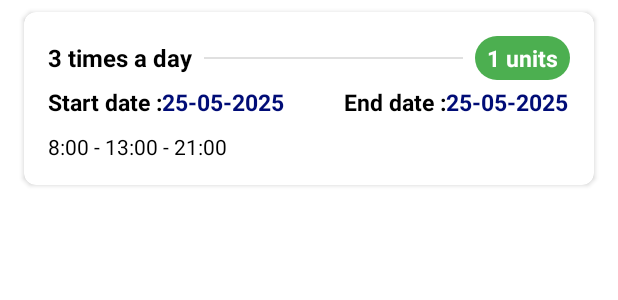
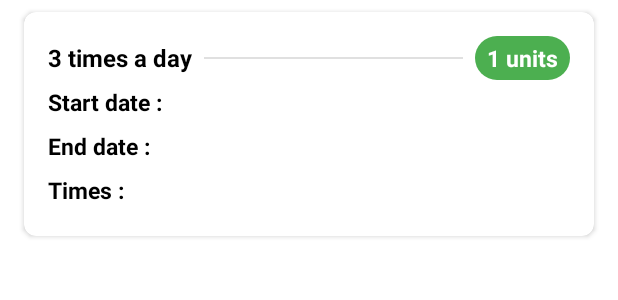
Before and after one commit to MedBen02/MedRemiderApp, an Android app: the layout basic_reminder_item.xml on its own in the app's theme, with its tools: preview values and no code run, on a phone screen of 412 x 824 dp. Shown: the top 300 px of the screen. Run offline under Robolectric (Android 15) with nearby library versions, the phone set to English and light mode, and no system bars.

```diff
--- a/app/src/main/java/com/mobileapp/medremiderapp/database/MedicineDao.java
+++ b/app/src/main/java/com/mobileapp/medremiderapp/database/MedicineDao.java
@@ -5,8 +5,10 @@ import androidx.room.Dao;
 import androidx.room.Delete;
 import androidx.room.Insert;
 import androidx.room.Query;
+import androidx.room.Transaction;
 import androidx.room.Update;
 
+import com.mobileapp.medremiderapp.model.DataFlowModels.ReminderWithNotifications;
 import com.mobileapp.medremiderapp.model.Medicine;
 import java.util.List;
 
@@ -36,4 +38,8 @@ public interface MedicineDao {
     @Query("SELECT * FROM Medicines WHERE userId = :userId")
     LiveData<List<Medicine>> getMedicinesByUserId(int userId);
 
+    @Transaction
+    @Query("SELECT * FROM reminders WHERE medicineId = :medicineId")
+    LiveData<List<ReminderWithNotifications>> getRemindersWithNotifications(int medicineId);
+
 }
--- a/app/src/main/java/com/mobileapp/medremiderapp/repository/MedicineRepository.java
+++ b/app/src/main/java/com/mobileapp/medremiderapp/repository/MedicineRepository.java
@@ -4,6 +4,7 @@ import android.app.Application;
 import androidx.lifecycle.LiveData;
 import com.mobileapp.medremiderapp.database.AppDatabase;
 import com.mobileapp.medremiderapp.database.MedicineDao;
+import com.mobileapp.medremiderapp.model.DataFlowModels.ReminderWithNotifications;
 import com.mobileapp.medremiderapp.model.Medicine;
 import java.util.List;
 
@@ -37,4 +38,8 @@ public class MedicineRepository {
     public void delete(Medicine medicine) {
         new Thread(() -> medicineDao.delete(medicine)).start();
     }
+
+    public LiveData<List<ReminderWithNotifications>> getRemindersWithNotifications(int medicineId) {
+        return medicineDao.getRemindersWithNotifications(medicineId);
+    }
 }
--- a/app/src/main/java/com/mobileapp/medremiderapp/viewmodels/MedicineViewModel.java
+++ b/app/src/main/java/com/mobileapp/medremiderapp/viewmodels/MedicineViewModel.java
@@ -3,6 +3,8 @@ package com.mobileapp.medremiderapp.viewmodels;
 import android.app.Application;
 import androidx.lifecycle.AndroidViewModel;
 import androidx.lifecycle.LiveData;
+
+import com.mobileapp.medremiderapp.model.DataFlowModels.ReminderWithNotifications;
 import com.mobileapp.medremiderapp.model.Medicine;
 import com.mobileapp.medremiderapp.repository.MedicineRepository;
 import java.util.List;
@@ -39,4 +41,8 @@ public class MedicineViewModel extends AndroidViewModel {
     public LiveData<List<Medicine>> getMedicinesForCurrentUser() {
         return repository.getMedicinesByUserId(currentUserId);
     }
+
+    public LiveData<List<ReminderWithNotifications>> getRemindersWithNotifications(int medicineId) {
+        return repository.getRemindersWithNotifications(medicineId);
+    }
 }
--- a/app/src/main/java/com/mobileapp/medremiderapp/viewmodels/ReminderViewModel.java
+++ b/app/src/main/java/com/mobileapp/medremiderapp/viewmodels/ReminderViewModel.java
@@ -39,9 +39,10 @@ public class ReminderViewModel extends AndroidViewModel {
         repository.deleteRemindersForMedicine(medicineId);
     }
 
-        public LiveData<List<Reminder>> getRemindersForMedicine(int medicineId) {
+    public LiveData<List<Reminder>> getRemindersForMedicine(int medicineId) {
         remindersForMedicine = repository.getRemindersForMedicine(medicineId);
         return remindersForMedicine;
     }
 
+
 }
--- a/app/src/main/res/layout/basic_reminder_item.xml
+++ b/app/src/main/res/layout/basic_reminder_item.xml
@@ -81,11 +81,17 @@
                 android:id="@+id/tvStartDate"
                 android:layout_width="wrap_content"
                 android:layout_height="wrap_content"
-                android:text="25-05-2025"
+                android:text=""
                 android:textColor="@color/blue_500"
                 android:textSize="15sp"
                 android:textStyle="bold"
                 />
+        </LinearLayout>
+
+        <LinearLayout
+            android:layout_width="wrap_content"
+            android:layout_height="wrap_content"
+            android:paddingVertical="4dp">
             <TextView
                 android:layout_width="wrap_content"
                 android:layout_height="wrap_content"
@@ -93,26 +99,42 @@
                 android:textColor="@color/black"
                 android:textSize="15sp"
                 android:textStyle="bold"
-                android:layout_marginStart="40dp"
                 />
             <TextView
                 android:id="@+id/tvEndDate"
                 android:layout_width="wrap_content"
                 android:layout_height="wrap_content"
-                android:text="25-05-2025"
+                android:text=""
                 android:textColor="@color/blue_500"
                 android:textSize="15sp"
                 android:textStyle="bold"
                 />
         </LinearLayout>
-        <TextView
-            android:id="@+id/tvTimes"
-            android:layout_width="match_parent"
+
+        <LinearLayout
+            android:layout_width="wrap_content"
             android:layout_height="wrap_content"
-            android:layout_marginTop="5dp"
-            android:text="8:00 - 13:00 - 21:00"
-            android:textColor="@color/black"
-            android:textSize="14sp"/>
+            android:paddingVertical="4dp">
+            <TextView
+                android:layout_width="wrap_content"
+                android:layout_height="wrap_content"
+                android:text="Times : "
+                android:textColor="@color/black"
+                android:textSize="15sp"
+                android:textStyle="bold"
+                />
+
+            <TextView
+                android:id="@+id/tvTimes"
+                android:layout_width="match_parent"
+                android:layout_height="wrap_content"
+                android:text=""
+                android:textColor="@color/black"
+                android:textSize="14sp"/>
+
+        </LinearLayout>
+
+
 
     </LinearLayout>
 </androidx.cardview.widget.CardView>
```
Also changed, not shown: app/src/main/java/com/mobileapp/medremiderapp/model/DataFlowModels/ReminderWithNotifications.java (added, +20 -0 lines), app/src/main/java/com/mobileapp/medremiderapp/ui/adapters/ReminderAdapter.java (added, +84 -0 lines), app/src/main/java/com/mobileapp/medremiderapp/ui/fragments/medicine/MedicineDetailsFragment.java (+30 -0 lines).
